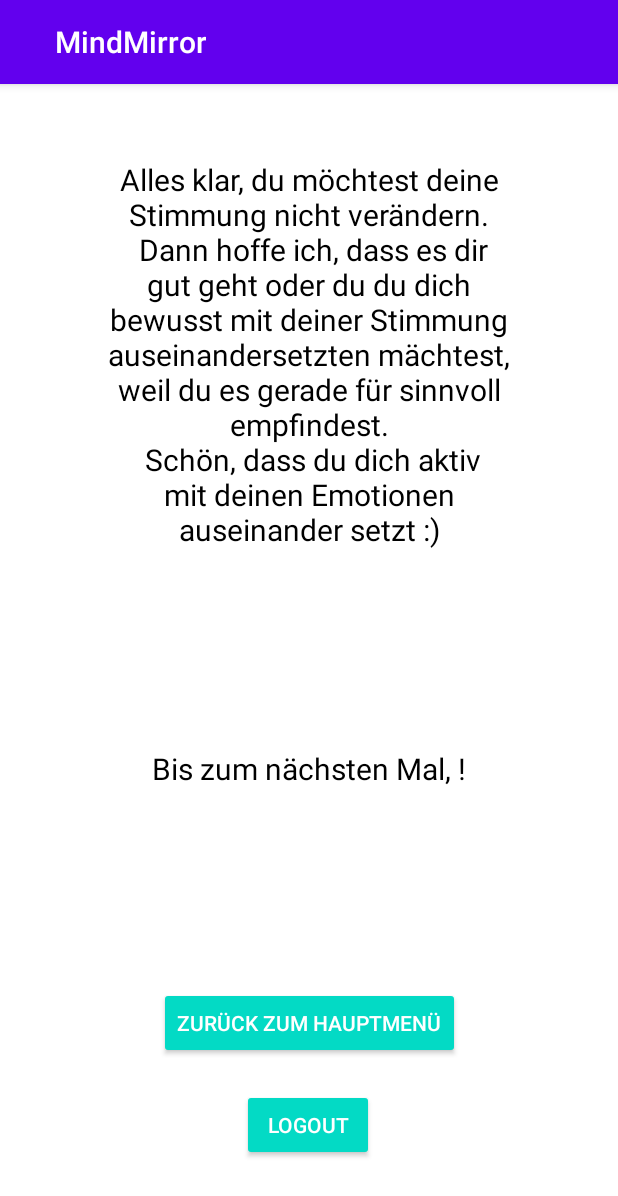
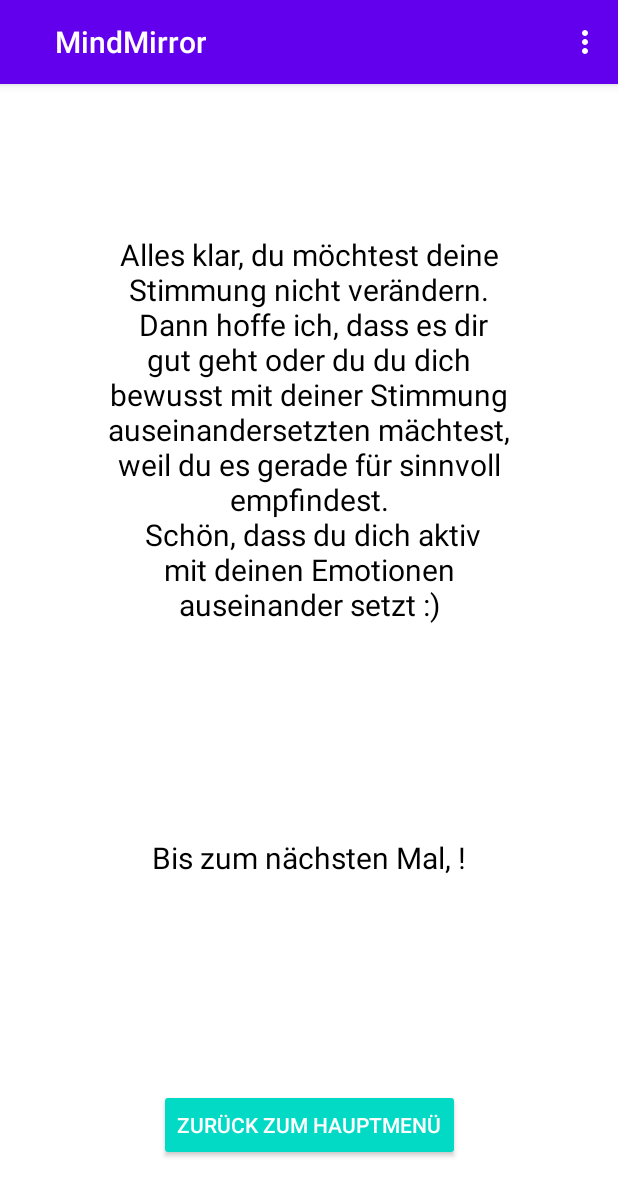
Before and after one commit to LauraGroettrup/MindMirror, an Android app: the EarlyEnd screen opened directly, with no data from a screen before it, on a phone screen of 412 x 824 dp. Shown: the top 1196 px of the screen. Run offline under Robolectric (Android 15) with nearby library versions, the phone set to English and light mode, and no system bars; our stand-ins replace Firebase (no records; nobody signed in at launch, a user with empty details on screens opened directly); 2 statements that could not run were skipped.

Commit message:
make logout menu

```diff
--- a/app/src/main/java/com/fh/joanneum/mindmirror/analysis/ActivityPictureExpression.kt
+++ b/app/src/main/java/com/fh/joanneum/mindmirror/analysis/ActivityPictureExpression.kt
@@ -10,4 +10,5 @@ class ActivityPictureExpression : AppCompatActivity() {
         super.onCreate(savedInstanceState)
         setContentView(R.layout.picture_expression)
     }
+
 }
--- a/app/src/main/java/com/fh/joanneum/mindmirror/analysis/EarlyEnd.kt
+++ b/app/src/main/java/com/fh/joanneum/mindmirror/analysis/EarlyEnd.kt
@@ -3,6 +3,8 @@ package com.fh.joanneum.mindmirror.analysis
 import android.content.Intent
 import android.os.Bundle
 import android.util.Log
+import android.view.Menu
+import android.view.MenuItem
 import android.widget.Toast
 import androidx.appcompat.app.AppCompatActivity
 import com.fh.joanneum.mindmirror.MainActivity
@@ -36,14 +38,6 @@ class EarlyEnd : AppCompatActivity() {
            startActivity(intent)
         }
 
-        btnLogout.setOnClickListener {
-            Firebase.auth.signOut()
-            Toast.makeText(baseContext, "You are logged out.",
-            Toast.LENGTH_SHORT
-            ).show()
-            val intent = Intent(this, MainActivity::class.java)
-            startActivity(intent)
-        }
     }
 
     fun saveSessionData(){
@@ -71,4 +65,22 @@ class EarlyEnd : AppCompatActivity() {
                 Log.e("Message", "Error adding document", e)
             }
     }
+
+    override fun onCreateOptionsMenu(menu: Menu?): Boolean {
+        menuInflater.inflate(R.menu.appmenu, menu)
+        return true
+    }
+
+    override fun onOptionsItemSelected(item: MenuItem): Boolean {
+        return when (item.itemId) {
+            R.id.actionLogout -> {
+                Firebase.auth.signOut()
+                val intent = Intent(this, MainActivity::class.java)
+                startActivity(intent)
+                return true
+            }
+            else -> super.onOptionsItemSelected(item)
+        }
+    }
+
 }
--- a/app/src/main/java/com/fh/joanneum/mindmirror/creativepath/EmotionPicAdapter.kt
+++ b/app/src/main/java/com/fh/joanneum/mindmirror/creativepath/EmotionPicAdapter.kt
@@ -45,4 +45,5 @@ class EmotionPicAdapter : BaseAdapter {
         return emotionView
     }
 
+
 }
--- a/app/src/main/res/layout/early_end.xml
+++ b/app/src/main/res/layout/early_end.xml
@@ -10,7 +10,7 @@
         android:layout_width="0dp"
         android:layout_height="wrap_content"
         android:layout_marginStart="@dimen/distance_text_side"
-        android:layout_marginTop="@dimen/distance_text_top"
+        android:layout_marginTop="@dimen/biiig"
         android:layout_marginEnd="@dimen/distance_text_side"
         android:text="@string/early_end_description"
         app:layout_constraintEnd_toEndOf="parent"
@@ -31,20 +31,10 @@
         android:id="@+id/btnBackToMain"
         android:layout_width="wrap_content"
         android:layout_height="wrap_content"
-        android:layout_marginBottom="@dimen/small"
+        android:layout_marginBottom="@dimen/distance_text_top"
         android:text="@string/back_to_main"
-        app:layout_constraintBottom_toTopOf="@+id/btnLogout"
+        app:layout_constraintBottom_toBottomOf="parent"
         app:layout_constraintEnd_toEndOf="parent"
         app:layout_constraintStart_toStartOf="parent" />
 
-    <Button
-        android:id="@+id/btnLogout"
-        android:layout_width="wrap_content"
-        android:layout_height="wrap_content"
-        android:layout_marginBottom="@dimen/distance_text_top"
-        android:text="LOGOUT"
-        app:layout_constraintBottom_toBottomOf="parent"
-        app:layout_constraintEnd_toEndOf="parent"
-        app:layout_constraintHorizontal_bias="0.498"
-        app:layout_constraintStart_toStartOf="parent" />
 </androidx.constraintlayout.widget.ConstraintLayout>
--- /dev/null
+++ b/app/src/main/res/menu/appmenu.xml
@@ -0,0 +1,7 @@
+<?xml version="1.0" encoding="utf-8"?>
+<menu xmlns:app="http://schemas.android.com/apk/res-auto"
+    xmlns:android="http://schemas.android.com/apk/res/android">
+    <item
+        android:id="@+id/actionLogout"
+        android:title="@string/logout" />
+</menu>
--- a/app/src/main/res/values/strings.xml
+++ b/app/src/main/res/values/strings.xml
@@ -38,6 +38,6 @@
     Probiere nun folgende Möglichkeiten aus, um dich in eine andere Stimmung zu versetzten:</string>
     <string name="good_luck">Viel Glück dabei!</string>
     <string name="options">Handlungsmöglichkeiten</string>
-    <string name="photo">Füge ein eigenes Bild von deinem Gerät hinzu</string>
+    <string name="logout">Logout</string>
 
 </resources>
```
Also changed, not shown: app/src/main/java/com/fh/joanneum/mindmirror/PathSelection.kt (+24 -1 lines), app/src/main/java/com/fh/joanneum/mindmirror/analysis/Cross.kt (+22 -0 lines), app/src/main/java/com/fh/joanneum/mindmirror/analysis/End.kt (+20 -0 lines), app/src/main/java/com/fh/joanneum/mindmirror/analysis/SituationAnalysis.kt (+22 -0 lines), app/src/main/java/com/fh/joanneum/mindmirror/analysis/SolutionFinding1.kt (+22 -0 lines), app/src/main/java/com/fh/joanneum/mindmirror/analysis/SolutionFinding2.kt (+22 -0 lines), app/src/main/java/com/fh/joanneum/mindmirror/conventionalpath/ConventionalStart.kt (+23 -0 lines), app/src/main/java/com/fh/joanneum/mindmirror/conventionalpath/EmotionWordSelection.kt (+22 -0 lines), app/src/main/java/com/fh/joanneum/mindmirror/creativepath/CreativeStart.kt (+22 -0 lines), app/src/main/java/com/fh/joanneum/mindmirror/creativepath/EmotionPicSelection.kt (+21 -0 lines), app/src/main/java/com/fh/joanneum/mindmirror/creativepath/PictureExpression.kt (+21 -0 lines).
